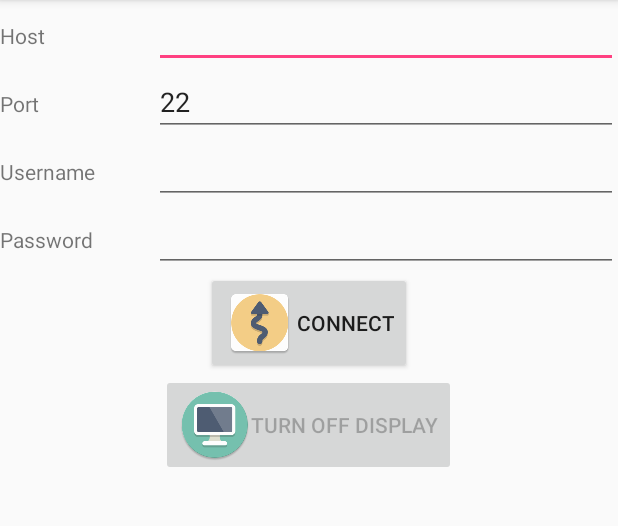
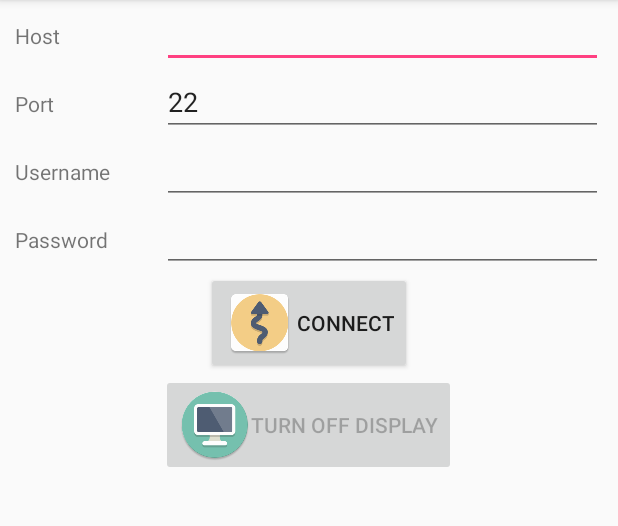
Before and after one commit to ivanatora/RemoteCommand, an Android app: the screen it shows after launch (MainActivity), on a phone screen of 412 x 824 dp, the part 84-610 px from its top. Run offline under Robolectric (Android 15) with nearby library versions, the phone set to English and light mode, and no system bars.

Commit message:
layout padding

```diff
--- a/app/src/main/res/layout/activity_main.xml
+++ b/app/src/main/res/layout/activity_main.xml
@@ -9,6 +9,8 @@
     <LinearLayout xmlns:android="http://schemas.android.com/apk/res/android"
         android:layout_width="fill_parent"
         android:layout_height="wrap_content"
+        android:layout_marginLeft="10dp"
+        android:layout_marginRight="10dp"
         android:orientation="vertical">
 
         <LinearLayout
```
